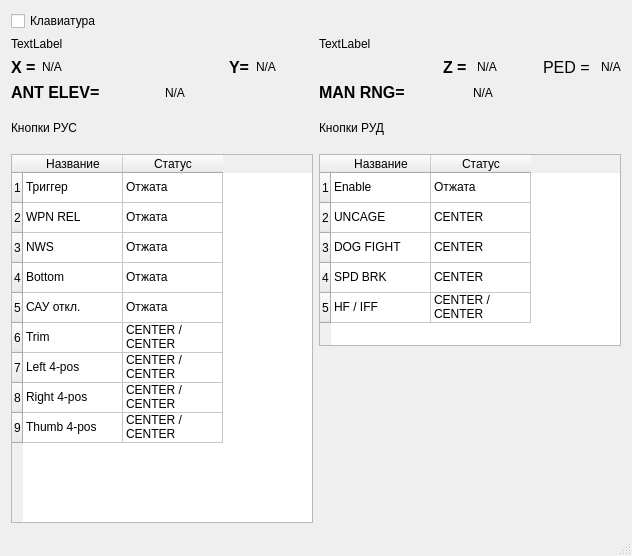
This is mainwindow.ui in FedorGurin/WidgetJoy as Qt 5 draws it before an edit. The edited form follows.
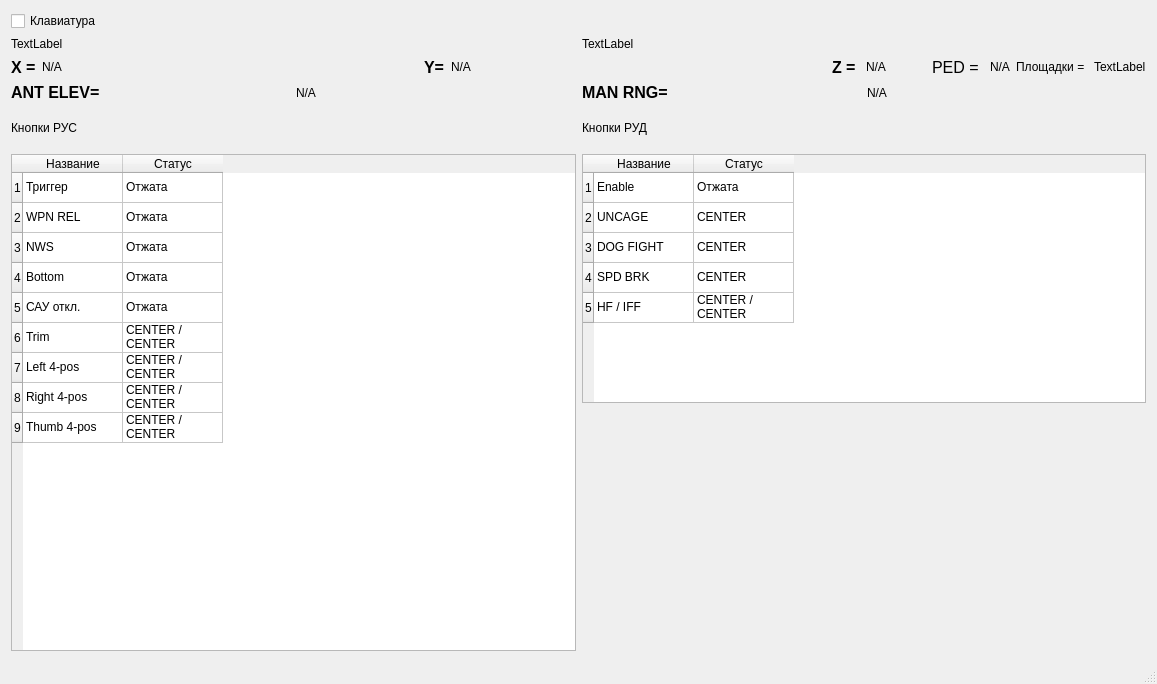
This is the edited form.

```diff
--- a/mainwindow.ui
+++ b/mainwindow.ui
@@ -6,8 +6,8 @@
    <rect>
     <x>0</x>
     <y>0</y>
-    <width>632</width>
-    <height>556</height>
+    <width>1157</width>
+    <height>684</height>
    </rect>
   </property>
   <property name="windowTitle">
@@ -200,6 +200,20 @@
           </property>
          </widget>
         </item>
+        <item>
+         <widget class="QLabel" name="label_3">
+          <property name="text">
+           <string>Площадки = </string>
+          </property>
+         </widget>
+        </item>
+        <item>
+         <widget class="QLabel" name="torm_value">
+          <property name="text">
+           <string>TextLabel</string>
+          </property>
+         </widget>
+        </item>
        </layout>
       </item>
       <item>
```
Left out of the diff: 2 changed lines with no effect on the pictures.
